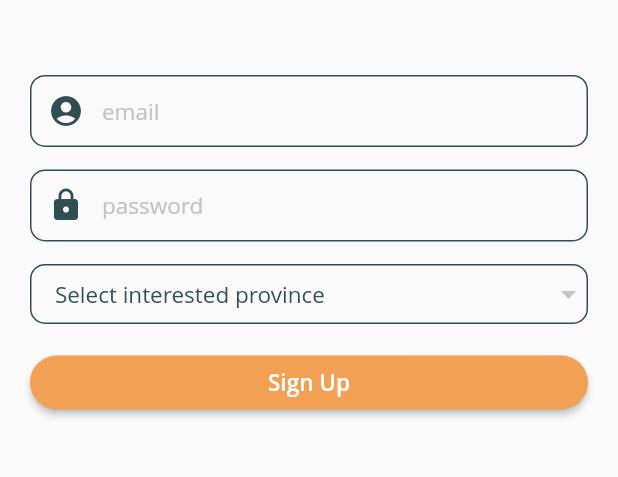
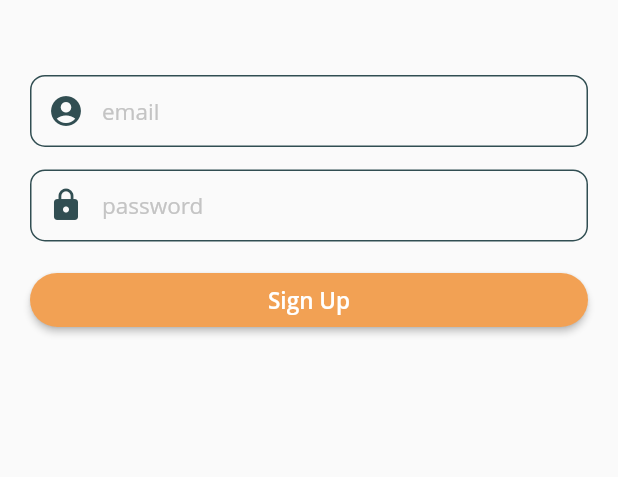
Before and after one commit to toonwwk/Just-Be-There, a Flutter app: the UserSignUpScreen screen opened by its route, on a phone screen of 412 x 824 dp, the part 465-942 px from its top. Run offline on Flutter 3.47's test engine with Material 2 defaults, Android fonts, the phone set to English and light mode, and no system bars; our stand-ins replace cloud_firestore, firebase_auth, firebase_core, firebase_storage, flutter_easyloading, geolocator and 5 more; missing offline and left inert: flutter_absolute_path, google_place, multi_image_picker; accounts and stored records are empty.

Commit message:
update signup

```diff
--- a/lib/SignUp/SignUpScreen.dart
+++ b/lib/SignUp/SignUpScreen.dart
@@ -53,6 +53,7 @@ class SignUpScreen extends State<UserSignUpScreen> {
         print("error " + errorCode);
       } else {
         print("sign up success");
+        Navigator.pop(context);
       }
     });
   }
@@ -111,12 +112,6 @@ class SignUpScreen extends State<UserSignUpScreen> {
                 SizedBox(
                   height: 15,
                 ),
-                province(
-                  appColor.darkGray,
-                ),
-                SizedBox(
-                  height: 15,
-                ),
                 SizedBox(
                   width: double.infinity,
                   child: RoundButton(
```
Also changed, not shown: 1 other file.
